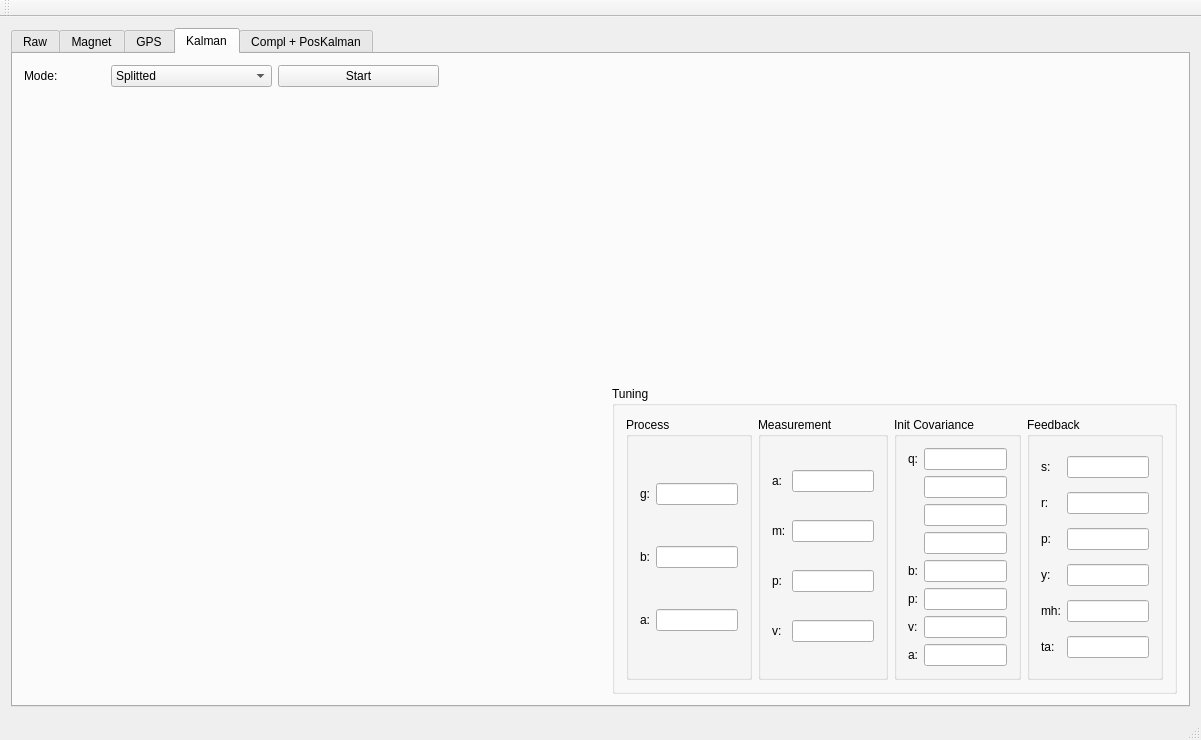
Before: the Qt Designer form ins_board_pc/mainwindow.ui in quantum-pie/ins-board-pc, drawn with Qt 5.
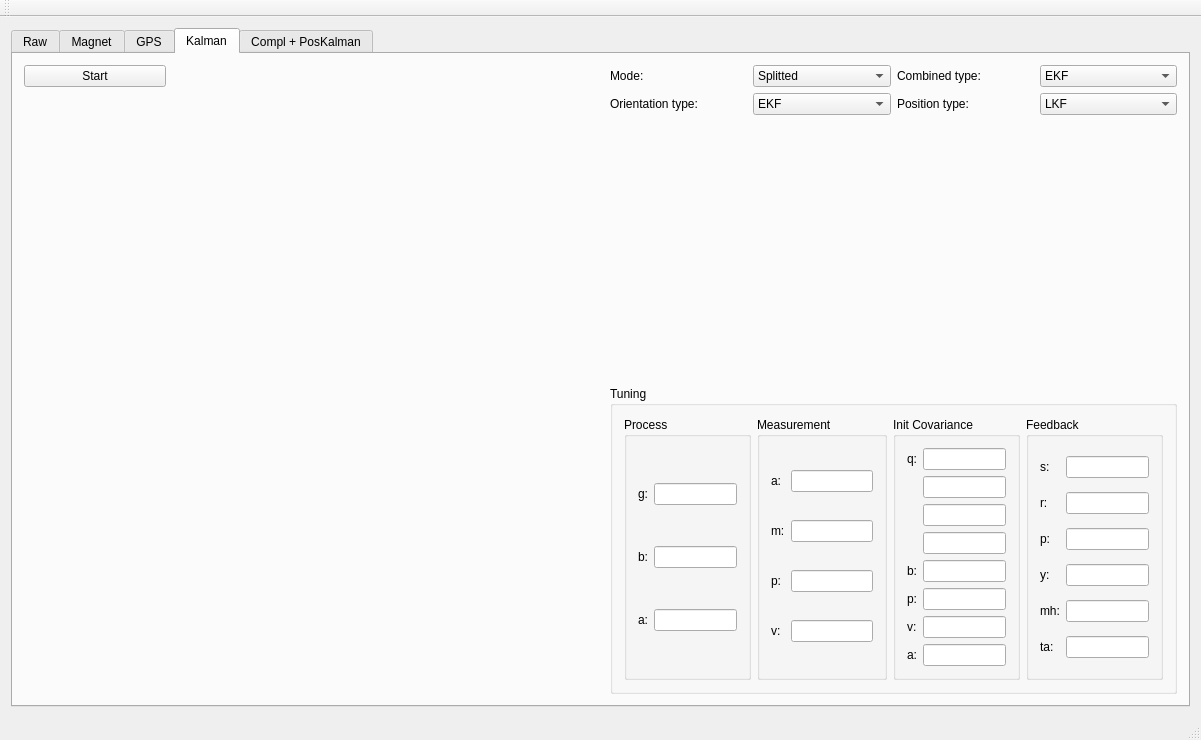
After: the same form once the commit is applied. The open tabs and pages were chosen to show the change. Custom widgets are drawn as their Qt base class.

Commit message: On main windows refactoring

```diff
--- a/ins_board_pc/mainwindow.ui
+++ b/ins_board_pc/mainwindow.ui
@@ -463,25 +463,91 @@
        <attribute name="title">
         <string>Kalman</string>
        </attribute>
-       <layout class="QGridLayout" name="gridLayout_3" columnstretch="1,2,2,2,7">
-        <item row="0" column="1">
-         <widget class="QComboBox" name="comboBox">
-          <item>
-           <property name="text">
-            <string>Splitted</string>
-           </property>
+       <layout class="QGridLayout" name="gridLayout_3" rowstretch="0,1,0,0,0" columnstretch="1,2,1,4">
+        <item row="0" column="3">
+         <layout class="QGridLayout" name="gridLayout_12">
+          <item row="2" column="1">
+           <widget class="QComboBox" name="comboBox_3">
+            <item>
+             <property name="text">
+              <string>EKF</string>
+             </property>
+            </item>
+            <item>
+             <property name="text">
+              <string>UKF</string>
+             </property>
+            </item>
+           </widget>
           </item>
-          <item>
-           <property name="text">
-            <string>Combined</string>
-           </property>
+          <item row="2" column="0">
+           <widget class="QLabel" name="label_48">
+            <property name="text">
+             <string>Orientation type:</string>
+            </property>
+           </widget>
           </item>
-         </widget>
+          <item row="2" column="3">
+           <widget class="QComboBox" name="comboBox_4">
+            <item>
+             <property name="text">
+              <string>LKF</string>
+             </property>
+            </item>
+           </widget>
+          </item>
+          <item row="2" column="2">
+           <widget class="QLabel" name="label_49">
+            <property name="text">
+             <string>Position type:</string>
+            </property>
+           </widget>
+          </item>
+          <item row="0" column="0">
+           <widget class="QLabel" name="label_36">
+            <property name="text">
+             <string>Mode:</string>
+            </property>
+           </widget>
+          </item>
+          <item row="0" column="1">
+           <widget class="QComboBox" name="comboBox">
+            <item>
+             <property name="text">
+              <string>Splitted</string>
+             </property>
+            </item>
+            <item>
+             <property name="text">
+              <string>Combined</string>
+             </property>
+            </item>
+           </widget>
+          </item>
+          <item row="0" column="2">
+           <widget class="QLabel" name="label_47">
+            <property name="text">
+             <string>Combined type:</string>
+            </property>
+           </widget>
+          </item>
+          <item row="0" column="3">
+           <widget class="QComboBox" name="comboBox_2">
+            <item>
+             <property name="text">
+              <string>EKF</string>
+             </property>
+            </item>
+            <item>
+             <property name="text">
+              <string>UKF</string>
+             </property>
+            </item>
+           </widget>
+          </item>
+         </layout>
         </item>
-        <item row="1" column="4">
-         <widget class="QCustomPlot" name="plot5" native="true"/>
-        </item>
-        <item row="2" column="4">
+        <item row="4" column="3">
          <widget class="QGroupBox" name="groupBox">
           <property name="title">
            <string>Tuning</string>
@@ -715,33 +781,10 @@
           </layout>
          </widget>
         </item>
-        <item row="0" column="0">
-         <widget class="QLabel" name="label_36">
-          <property name="text">
-           <string>Mode:</string>
-          </property>
-         </widget>
-        </item>
-        <item row="1" column="0" colspan="4">
-         <widget class="QCustomPlot" name="plot4" native="true"/>
-        </item>
-        <item row="2" column="0" colspan="4">
+        <item row="4" column="0" colspan="3">
          <widget class="QWidget" name="dwidget" native="true"/>
         </item>
-        <item row="0" column="4">
-         <spacer name="horizontalSpacer_2">
-          <property name="orientation">
-           <enum>Qt::Horizontal</enum>
-          </property>
-          <property name="sizeHint" stdset="0">
-           <size>
-            <width>746</width>
-            <height>17</height>
-           </size>
-          </property>
-         </spacer>
-        </item>
-        <item row="0" column="2">
+        <item row="0" column="0" alignment="Qt::AlignTop">
          <widget class="QPushButton" name="pushButton_2">
           <property name="text">
            <string>Start</string>
@@ -751,6 +794,12 @@
           </property>
          </widget>
         </item>
+        <item row="1" column="3" rowspan="3">
+         <widget class="QCustomPlot" name="plot5" native="true"/>
+        </item>
+        <item row="1" column="0" rowspan="3" colspan="3">
+         <widget class="QCustomPlot" name="plot4" native="true"/>
+        </item>
        </layout>
       </widget>
       <widget class="QWidget" name="tab_5">
```
Left out of the diff: 2 changed lines with no effect on the pictures. The commit also changes 1 other file.
